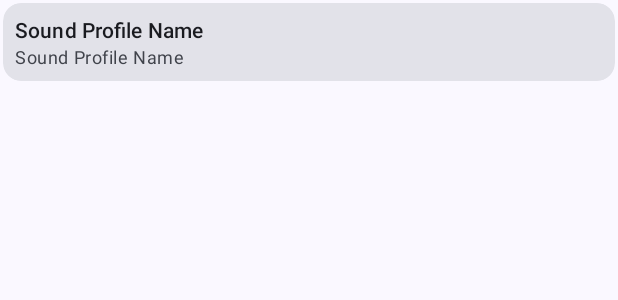
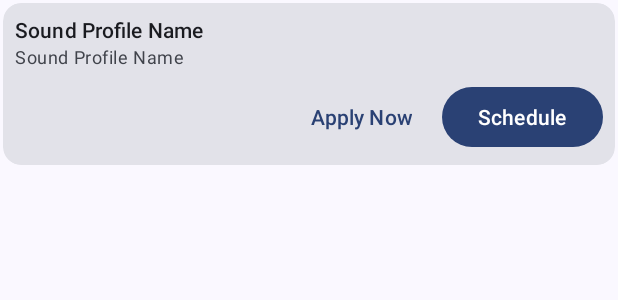
Before and after one commit to a2ke5e1/Sound-Profiles-Manager, an Android app: the layout card_sound_profile_item.xml on its own in the app's theme, with its tools: preview values and no code run, on a phone screen of 412 x 824 dp. Shown: the top 300 px of the screen. Run offline under Robolectric (Android 15) with nearby library versions, the phone set to English and light mode, and no system bars.

Commit message:
Implement SoundProfileScheduler for scheduling and canceling sound profile alarms
- Add SoundProfileScheduler class to handle scheduling and canceling alarms for sound profiles.
- Use unique request codes for start and end alarms to avoid conflicts.
- Integrate SoundProfileScheduler with SoundProfileRecyclerAdapter for scheduling profiles.
- Update AndroidManifest.xml to include SoundProfileApplyBroadcastReceiver.
- Add methods to schedule and cancel alarms in SoundProfileScheduler.
- Display a toast message when a sound profile is scheduled.

```diff
--- a/app/src/main/AndroidManifest.xml
+++ b/app/src/main/AndroidManifest.xml
@@ -1,7 +1,6 @@
 <?xml version="1.0" encoding="utf-8"?>
 <manifest xmlns:android="http://schemas.android.com/apk/res/android"
     xmlns:tools="http://schemas.android.com/tools">
-
     <application
         android:name=".App"
         android:allowBackup="true"
@@ -25,6 +24,10 @@
                 <category android:name="android.intent.category.LAUNCHER" />
             </intent-filter>
         </activity>
+
+        <receiver android:name=".core.SoundProfileApplyBroadcastReceiver"
+            android:enabled="true" />
+
     </application>
 
 </manifest>
--- a/app/src/main/java/com/a3/soundprofiles/SoundProfileManager.kt
+++ b/app/src/main/java/com/a3/soundprofiles/SoundProfileManager.kt
@@ -99,7 +99,7 @@ class SoundProfileManager : AppCompatActivity() {
         val chip: Chip = Chip(this)
         val drawable =
             ChipDrawable.createFromAttributes(
-                this, null, 0, com.google.android.material.R.style.Widget_Material3_Chip_Filter)
+                this, null, 0, R.style.Widget_Chip)
         chip.setChipDrawable(drawable)
         chip.text =
             day.name.toString().substring(0, 2).lowercase().replaceFirstChar { it.uppercase() }
@@ -224,7 +224,7 @@ class SoundProfileManager : AppCompatActivity() {
     val datePicker = MaterialDatePicker.Builder.datePicker().build()
 
     val cal = Calendar.getInstance()
-    cal.time = initialDate
+    cal.timeInMillis = if (timeOnly) System.currentTimeMillis() else initialDate.time
     val initialHour = cal.get(Calendar.HOUR_OF_DAY)
     val initialMinute = cal.get(Calendar.MINUTE)
 
--- a/app/src/main/java/com/a3/soundprofiles/core/data/SoundProfile.kt
+++ b/app/src/main/java/com/a3/soundprofiles/core/data/SoundProfile.kt
@@ -2,6 +2,7 @@ package com.a3.soundprofiles.core.data
 
 import android.content.Context
 import android.media.AudioManager
+import android.util.Log
 import androidx.annotation.FloatRange
 import androidx.room.ColumnInfo
 import androidx.room.Entity
@@ -70,5 +71,7 @@ data class SoundProfile(
     audioManager.setStreamVolume(AudioManager.STREAM_VOICE_CALL, callVolume, 0)
     audioManager.setStreamVolume(AudioManager.STREAM_ALARM, alarmVolume, 0)
     audioManager.setStreamVolume(AudioManager.STREAM_NOTIFICATION, notificationVolume, 0)
+
+    Log.d("SoundProfile", "Profile applied: ${this.title}")
   }
 }
--- a/app/src/main/res/layout/card_sound_profile_item.xml
+++ b/app/src/main/res/layout/card_sound_profile_item.xml
@@ -32,6 +32,35 @@
                 tools:text="Sound Profile Name" />
 
 
+            <LinearLayout
+                android:layout_width="wrap_content"
+                android:layout_height="wrap_content"
+                android:layout_gravity="end"
+                android:layout_marginTop="8dp"
+                android:orientation="horizontal">
+
+                <com.google.android.material.button.MaterialButton
+                    android:id="@+id/apply_now_btn"
+                    style="@style/Widget.Material3.Button.TextButton"
+                    android:layout_width="wrap_content"
+                    android:layout_height="wrap_content"
+                    android:text="@string/apply_now" />
+
+                <Space
+                    android:layout_width="8dp"
+                    android:layout_height="0dp" />
+
+
+                <com.google.android.material.button.MaterialButton
+                    android:id="@+id/schedule_btn"
+                    android:layout_width="wrap_content"
+                    android:layout_height="wrap_content"
+                    android:text="@string/schedule" />
+
+
+            </LinearLayout>
+
+
         </LinearLayout>
 
 
--- a/app/src/main/res/values/strings.xml
+++ b/app/src/main/res/values/strings.xml
@@ -12,4 +12,6 @@
     <string name="every_day">Every Day</string>
     <string name="to">To</string>
     <string name="from">From</string>
+    <string name="schedule">Schedule</string>
+    <string name="apply_now">Apply Now</string>
 </resources>
--- a/app/src/main/res/values/themes.xml
+++ b/app/src/main/res/values/themes.xml
@@ -6,4 +6,7 @@
     </style>
 
     <style name="Theme.SoundProfiles" parent="Base.Theme.SoundProfiles" />
+
+
+    <style name="Widget.Chip" parent="Widget.Material3.Chip.Filter" />
 </resources>
```
Also changed, not shown: app/src/main/java/com/a3/soundprofiles/core/SoundProfileApplyBroadcastReceiver.kt (+25 -43 lines), app/src/main/java/com/a3/soundprofiles/core/SoundProfileScheduler.kt (added, +69 -0 lines), app/src/main/java/com/a3/soundprofiles/core/main/SoundProfileRecyclerAdapter.kt (+8 -1 lines).
